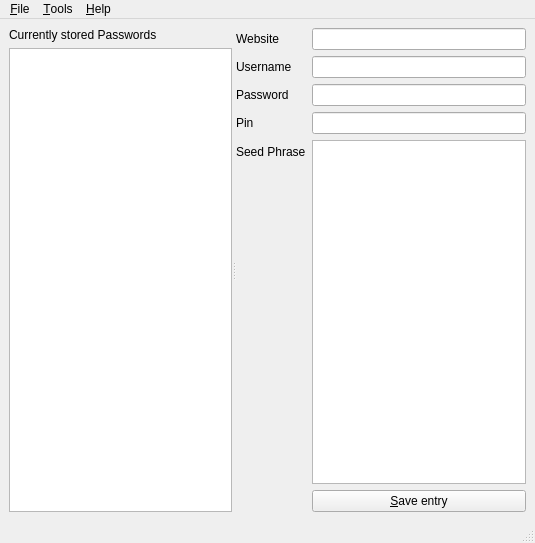
Harrisonp365/FinalPassV2, file MainWindow.ui: the form before one commit.
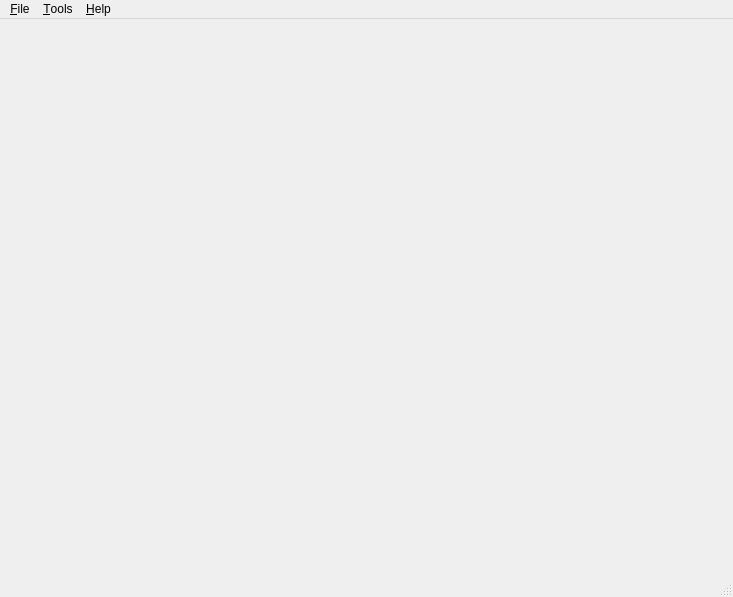
The form after the commit.

Commit message: removed all items from ui form in order to re do as something has gone wrong currently

```diff
--- a/MainWindow.ui
+++ b/MainWindow.ui
@@ -6,10 +6,16 @@
    <rect>
     <x>0</x>
     <y>0</y>
-    <width>535</width>
-    <height>543</height>
+    <width>733</width>
+    <height>597</height>
    </rect>
   </property>
+  <property name="minimumSize">
+   <size>
+    <width>550</width>
+    <height>550</height>
+   </size>
+  </property>
   <property name="windowTitle">
    <string>MainWindow</string>
   </property>
@@ -38,97 +44,13 @@
    <property name="autoFillBackground">
     <bool>true</bool>
    </property>
-   <layout class="QVBoxLayout" name="verticalLayout">
-    <item>
-     <widget class="QSplitter" name="splitter">
-      <property name="orientation">
-       <enum>Qt::Horizontal</enum>
-      </property>
-      <widget class="QWidget" name="verticalLayoutWidget">
-       <layout class="QVBoxLayout" name="leftVerticalLayout">
-        <item>
-         <widget class="QLabel" name="PasswordHeading">
-          <property name="text">
-           <string>Currently stored Passwords</string>
-          </property>
-         </widget>
-        </item>
-        <item>
-         <widget class="QListView" name="passwordView"/>
-        </item>
-       </layout>
-      </widget>
-      <widget class="QWidget" name="formLayoutWidget">
-       <layout class="QFormLayout" name="rightFormLayout">
-        <item row="0" column="0">
-         <widget class="QLabel" name="siteLabel">
-          <property name="text">
-           <string>Website</string>
-          </property>
-         </widget>
-        </item>
-        <item row="0" column="1">
-         <widget class="QLineEdit" name="siteEdit"/>
-        </item>
-        <item row="1" column="0">
-         <widget class="QLabel" name="userLabel">
-          <property name="text">
-           <string>Username</string>
-          </property>
-         </widget>
-        </item>
-        <item row="1" column="1">
-         <widget class="QLineEdit" name="userEdit"/>
-        </item>
-        <item row="2" column="0">
-         <widget class="QLabel" name="passwordLabel">
-          <property name="text">
-           <string>Password</string>
-          </property>
-         </widget>
-        </item>
-        <item row="3" column="0">
-         <widget class="QLabel" name="pinLabel">
-          <property name="text">
-           <string>Pin</string>
-          </property>
-         </widget>
-        </item>
-        <item row="3" column="1">
-         <widget class="QLineEdit" name="pinEdit"/>
-        </item>
-        <item row="4" column="0">
-         <widget class="QLabel" name="seedLabel">
-          <property name="text">
-           <string>Seed Phrase</string>
-          </property>
-         </widget>
-        </item>
-        <item row="4" column="1">
-         <widget class="QPlainTextEdit" name="plainTextEdit"/>
-        </item>
-        <item row="2" column="1">
-         <widget class="QLineEdit" name="passwordEdit"/>
-        </item>
-        <item row="5" column="1">
-         <widget class="QPushButton" name="saveButton">
-          <property name="text">
-           <string>&amp;Save entry</string>
-          </property>
-         </widget>
-        </item>
-       </layout>
-      </widget>
-     </widget>
-    </item>
-   </layout>
   </widget>
   <widget class="QMenuBar" name="menubar">
    <property name="geometry">
     <rect>
      <x>0</x>
      <y>0</y>
-     <width>535</width>
+     <width>733</width>
      <height>21</height>
     </rect>
    </property>
```
The commit also changes 4 other files.
